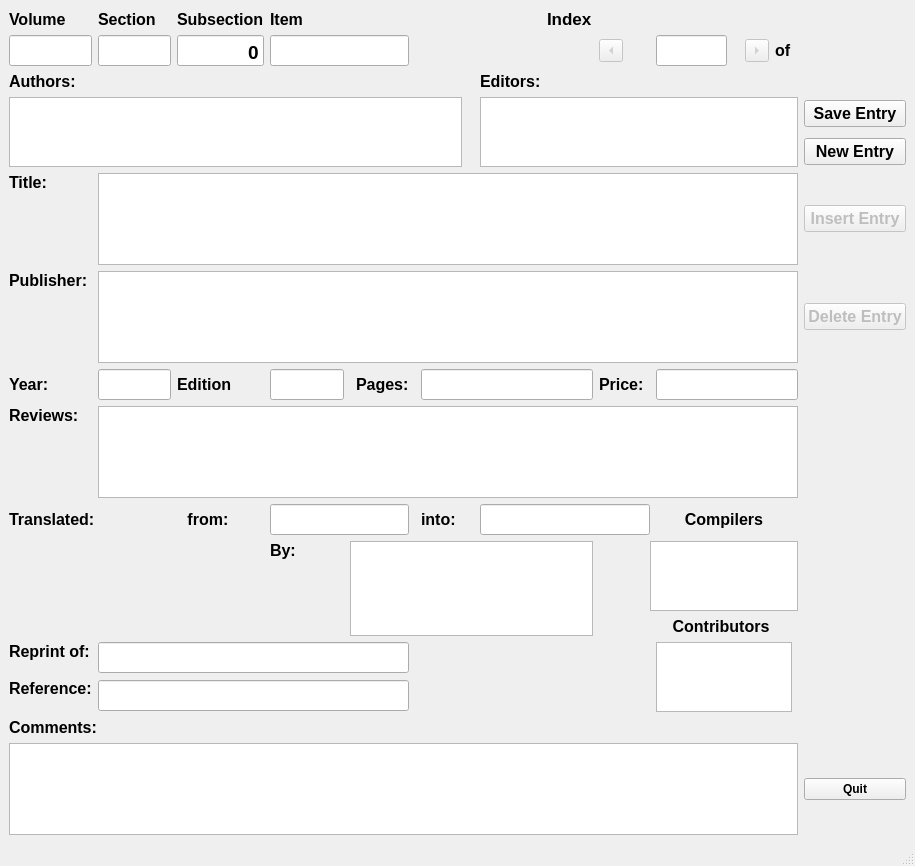
Old version of the form Books20/Tools/python/aabooks/ajbbook/designer/ui_BookEntry.ui in the repository JimFowler/books.
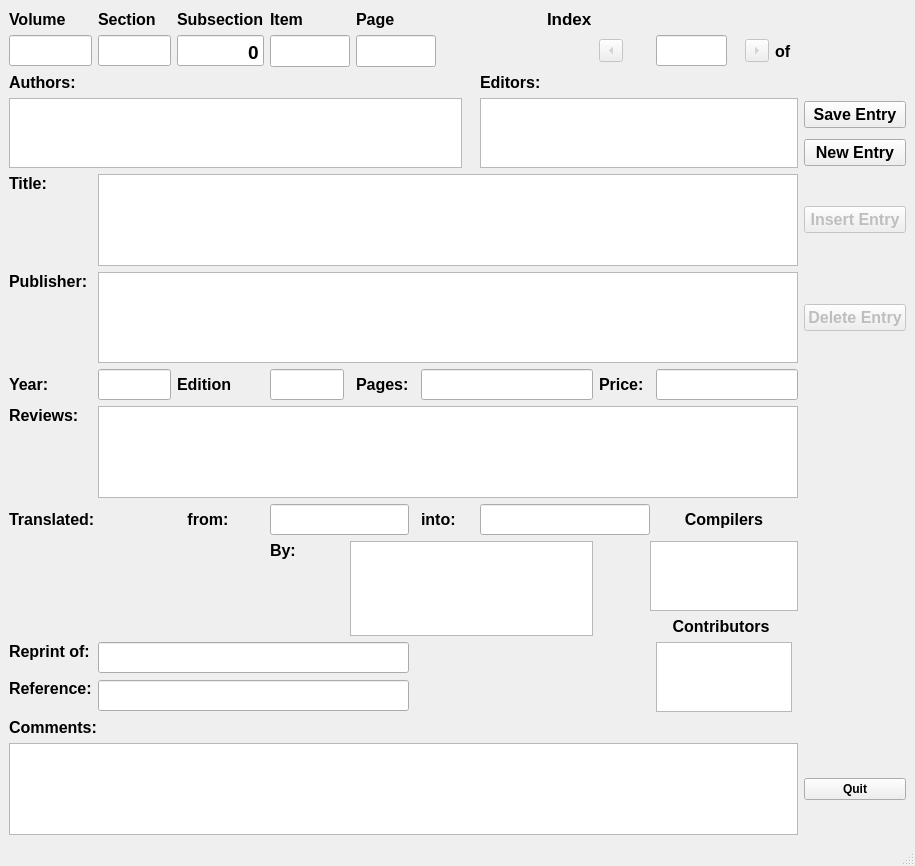
New version of the form.

Commit message:
Added a page number to the AJB entries.
Had to update the form, as well as the form read/write function,
and the entry read/write xml function.  Have not included this in
the text version.

 On branch aabooks
 Changes to be committed:
	modified:   Books20/Data/Ajb/ajb02_books.xml
	modified:   Books20/Tools/python/aabooks/ajbbook/ajbentry.py
	modified:   Books20/Tools/python/aabooks/ajbbook/ajbwindow.py
	modified:   Books20/Tools/python/aabooks/ajbbook/designer/ui_BookEntry.ui

Patch:
```diff
--- a/Books20/Tools/python/aabooks/ajbbook/designer/ui_BookEntry.ui
+++ b/Books20/Tools/python/aabooks/ajbbook/designer/ui_BookEntry.ui
@@ -849,8 +849,14 @@
       </property>
      </widget>
     </item>
-    <item row="3" column="3" colspan="3">
+    <item row="3" column="3" colspan="2">
      <widget class="QLineEdit" name="itemNum">
+      <property name="minimumSize">
+       <size>
+        <width>0</width>
+        <height>32</height>
+       </size>
+      </property>
       <property name="font">
        <font>
         <pointsize>14</pointsize>
@@ -867,6 +873,39 @@
       </property>
      </widget>
     </item>
+    <item row="2" column="5">
+     <widget class="QLabel" name="pageNumLabel">
+      <property name="font">
+       <font>
+        <pointsize>12</pointsize>
+       </font>
+      </property>
+      <property name="text">
+       <string>Page</string>
+      </property>
+     </widget>
+    </item>
+    <item row="3" column="5" colspan="3">
+     <widget class="QLineEdit" name="pageNum">
+      <property name="minimumSize">
+       <size>
+        <width>0</width>
+        <height>32</height>
+       </size>
+      </property>
+      <property name="font">
+       <font>
+        <pointsize>14</pointsize>
+       </font>
+      </property>
+      <property name="toolTip">
+       <string>Page number of entry in the volume</string>
+      </property>
+      <property name="alignment">
+       <set>Qt::AlignBottom|Qt::AlignRight|Qt::AlignTrailing</set>
+      </property>
+     </widget>
+    </item>
    </layout>
   </widget>
   <widget class="QMenuBar" name="menubar">
```
Left out of the diff: 143 changed lines with no effect on the pictures. The commit also changes 3 other files.
